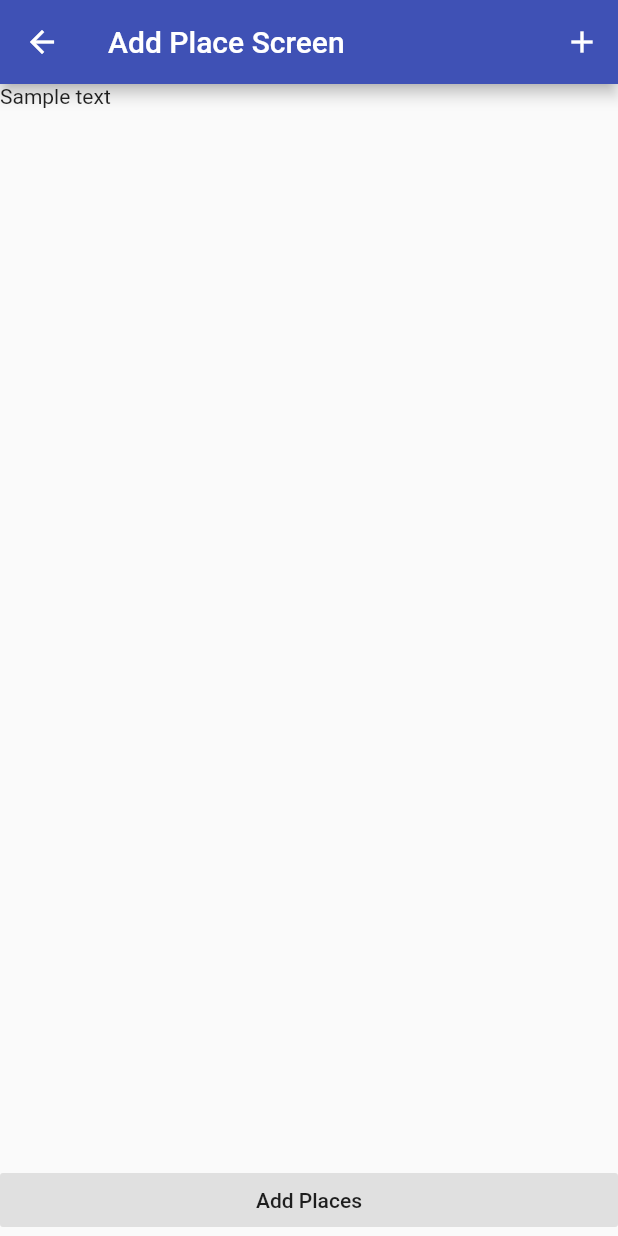
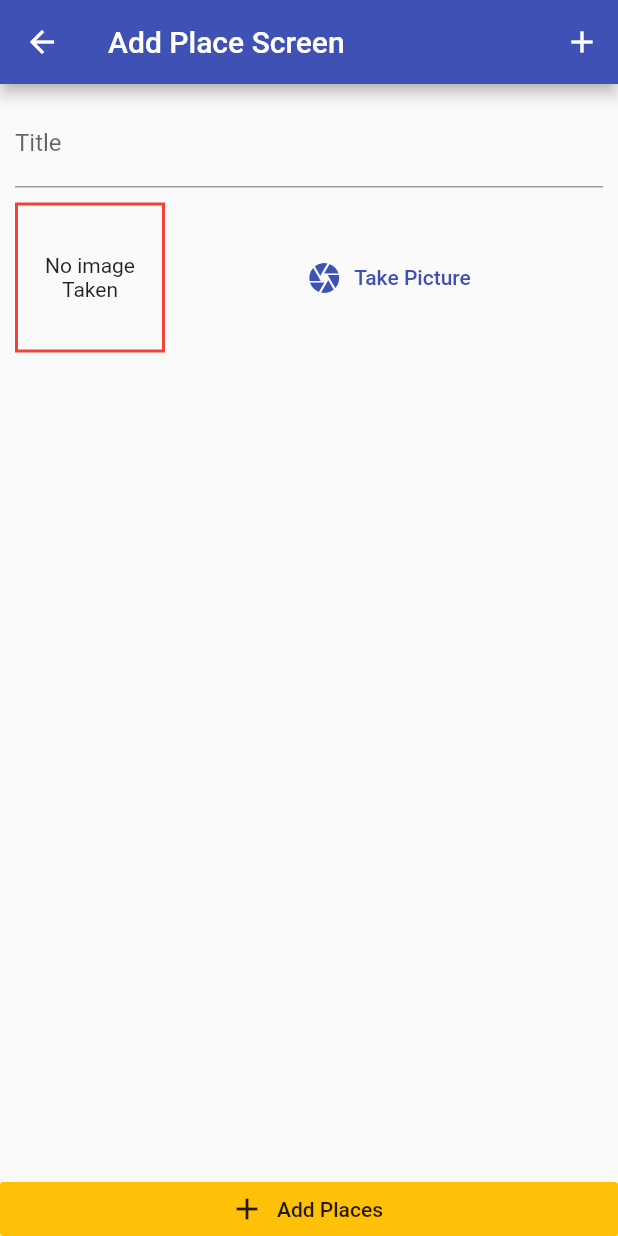
Before and after one commit to Tarster/Native-Features, a Flutter app: the AddPlaceScreen screen opened by its route, on a phone screen of 412 x 824 dp. Run offline on Flutter 3.47's test engine with Material 2 defaults, Android fonts, the phone set to English and light mode, and no system bars.

Commit message:
Added Input widget

```diff
--- a/lib/screens/add_place_screen.dart
+++ b/lib/screens/add_place_screen.dart
@@ -1,4 +1,6 @@
 import 'package:flutter/material.dart';
+
+import '../widgets/image_input.dart';
 
 class AddPlaceScreen extends StatefulWidget {
   static const routeName = '/add_Place_Screen';
@@ -7,6 +9,7 @@ class AddPlaceScreen extends StatefulWidget {
 }
 
 class _AddPlaceScreenState extends State<AddPlaceScreen> {
+  final _titleController = TextEditingController();
   @override
   Widget build(BuildContext context) {
     return Scaffold(
@@ -17,14 +20,33 @@ class _AddPlaceScreenState extends State<AddPlaceScreen> {
         ],
       ),
       body: Column(
-        mainAxisAlignment: MainAxisAlignment.spaceBetween,
         crossAxisAlignment: CrossAxisAlignment.stretch,
         children: <Widget>[
-          Text('Sample text'),
-          RaisedButton(
+          Expanded(
+            child: SingleChildScrollView(
+              child: Padding(
+                padding: const EdgeInsets.all(10.0),
+                child: Column(
+                  children: <Widget>[
+                    TextField(
+                      decoration: InputDecoration(labelText: 'Title'),
+                      controller: _titleController,
+                    ),
+                    SizedBox(height: 10,),
+                    ImageInput(),
+
+                  ],
+                ),
+              ),
+            ),
+          ),
+          RaisedButton.icon(
+            icon: Icon(Icons.add),
             onPressed: () {},
             elevation: 0,
-            child: Text('Add Places'),
+            label: Text('Add Places'),
+            materialTapTargetSize: MaterialTapTargetSize.shrinkWrap,
+            color: Theme.of(context).accentColor,
           ),
         ],
       ),
--- /dev/null
+++ b/lib/widgets/image_input.dart
@@ -0,0 +1,48 @@
+import 'package:flutter/material.dart';
+import 'dart:io';
+
+class ImageInput extends StatefulWidget {
+  @override
+  _ImageInputState createState() => _ImageInputState();
+}
+
+class _ImageInputState extends State<ImageInput> {
+  File _storedImage;
+
+  @override
+  Widget build(BuildContext context) {
+    return Row(
+      children: <Widget>[
+        Container(
+          width: 100,
+          height: 100,
+          decoration: BoxDecoration(
+            border: Border.all(
+              width: 2,
+              color: Colors.red,
+            ),
+          ),
+          child: _storedImage != null
+              ? Image.file(
+                  _storedImage,
+                  fit: BoxFit.cover,
+                  width: double.infinity,
+                )
+              : Text('No image Taken',textAlign: TextAlign.center,),
+          alignment: Alignment.center,
+        ),
+        SizedBox(
+          width: 10,
+        ),
+        Expanded(
+          child: FlatButton.icon(
+            icon: Icon(Icons.camera),
+            label: Text('Take Picture',textAlign: TextAlign.center,),
+            textColor: Theme.of(context).primaryColor,
+            onPressed: (){},
+          ),
+        ),
+      ],
+    );
+  }
+}
```
